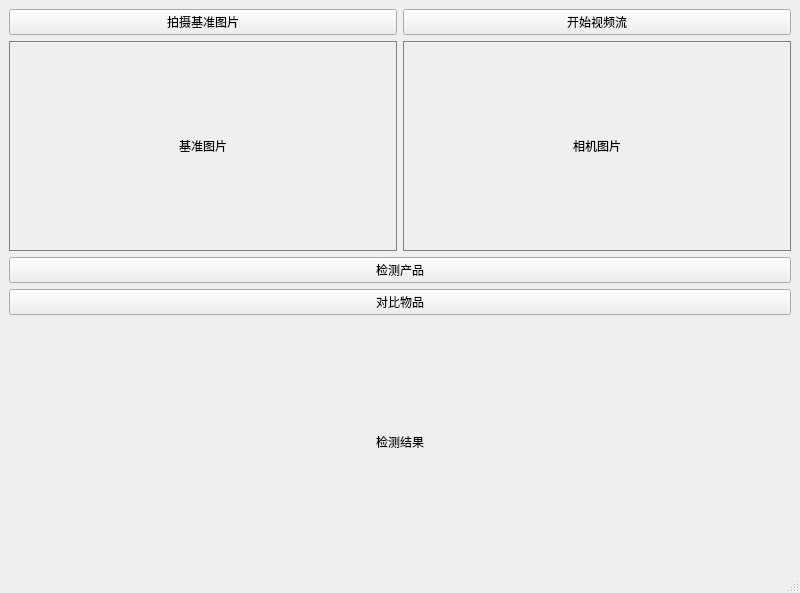
MinbinGong/qt-projects, file ProductChecker/form/mainwindow.ui: the form before one commit.
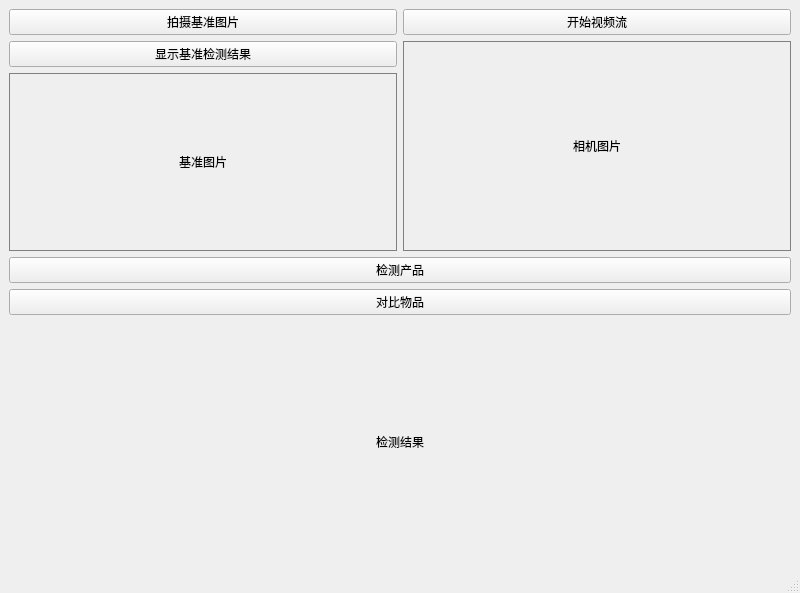
The form after the commit.

Patch:
```diff
--- a/ProductChecker/form/mainwindow.ui
+++ b/ProductChecker/form/mainwindow.ui
@@ -26,6 +26,13 @@
           </property>
          </widget>
         </item>
+        <item>
+         <widget class="QPushButton" name="showBaseDetectBtn">
+          <property name="text">
+           <string>显示基准检测结果</string>
+          </property>
+         </widget>
+        </item>
         <item>
          <widget class="QLabel" name="baseImageLabel">
           <property name="styleSheet">
```
